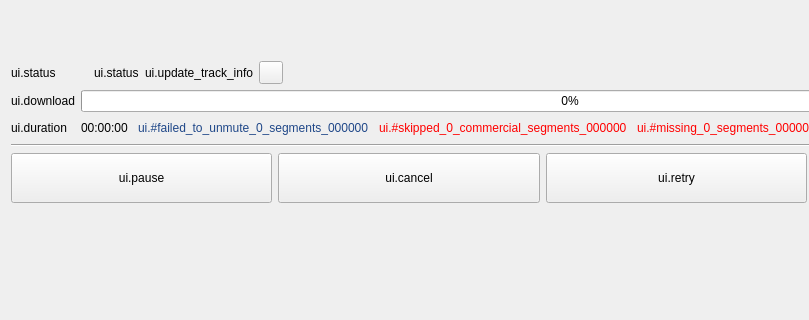
This is resources/ui/download.ui in MacroVoid/TwitchLink as Qt 5 draws it before an edit; both pictures show x 0 to 809 and y 281 to 601 of the 1070 by 601 pixel window. The edited form follows.
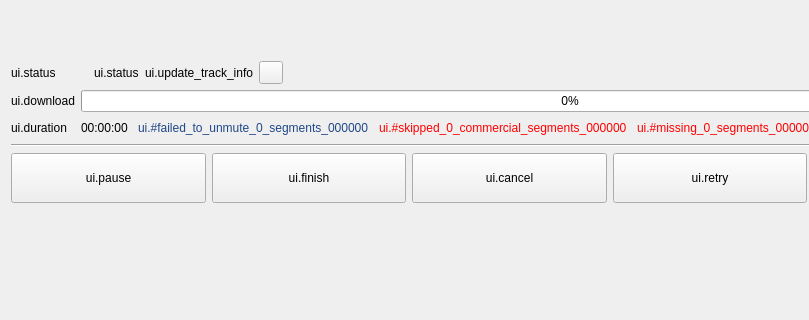
This is the edited form. Icons and pictures are not drawn.

Commit message: feat: Add Finish button and clean up chat/subfolder on cancel

The edit to the form file:
```diff
--- a/resources/ui/download.ui
+++ b/resources/ui/download.ui
@@ -354,6 +354,19 @@
         </property>
        </widget>
       </item>
+      <item>
+       <widget class="QPushButton" name="finishButton">
+        <property name="sizePolicy">
+         <sizepolicy hsizetype="Expanding" vsizetype="Preferred">
+          <horstretch>0</horstretch>
+          <verstretch>0</verstretch>
+         </sizepolicy>
+        </property>
+        <property name="text">
+         <string>ui.finish</string>
+        </property>
+       </widget>
+      </item>
       <item>
        <widget class="QPushButton" name="cancelButton">
         <property name="sizePolicy">
```
The commit also changes 9 other files.
